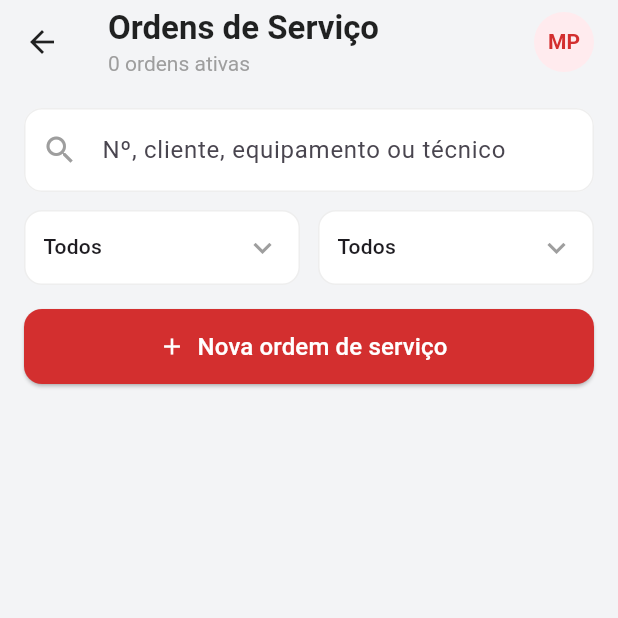
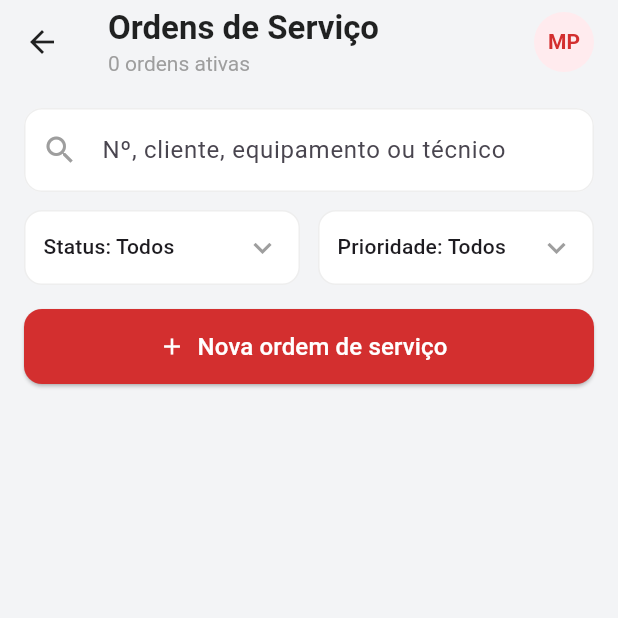
Before and after one commit to RozangelaPeixoto/fluxos, a Flutter app: the WorkOrdersScreen screen opened directly, on a phone screen of 412 x 824 dp, the top half of it. Run offline on Flutter 3.47's test engine with Material 3 defaults, Android fonts, the phone set to English and light mode, and no system bars; our stand-ins replace sqflite, sqflite_common_ffi; accounts and stored records are empty.

Commit message:
fix: atualiza textos da opcao padrao dos filtros

```diff
--- a/lib/screens/work_orders_screen.dart
+++ b/lib/screens/work_orders_screen.dart
@@ -197,7 +197,7 @@ class _WorkOrdersScreenState extends State<WorkOrdersScreen> {
           value: value,
           icon: const Icon(Icons.keyboard_arrow_down, color: Colors.grey),
           items: [
-            const DropdownMenuItem<String>(value: null, child: Text('Todos', style: TextStyle(fontSize: 14))),
+            DropdownMenuItem<String>(value: null, child: Text('$hint: Todos', style: const TextStyle(fontSize: 14))),
             ...items.map((e) => DropdownMenuItem<String>(value: e, child: Text(e, style: const TextStyle(fontSize: 14)))),
           ],
           onChanged: onChanged,
```
